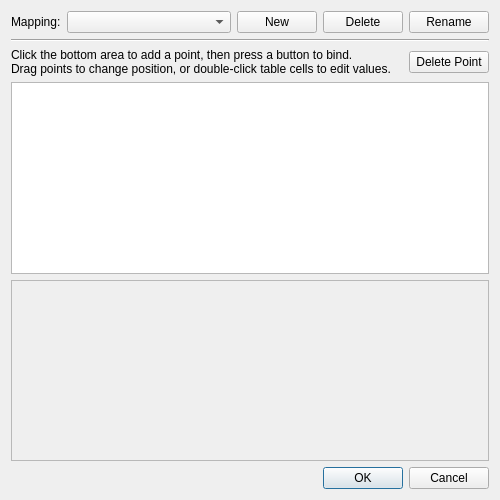
ddddng/Lichii, file src/lichii/configuration/configure_touch_from_button.ui: the form before one commit.
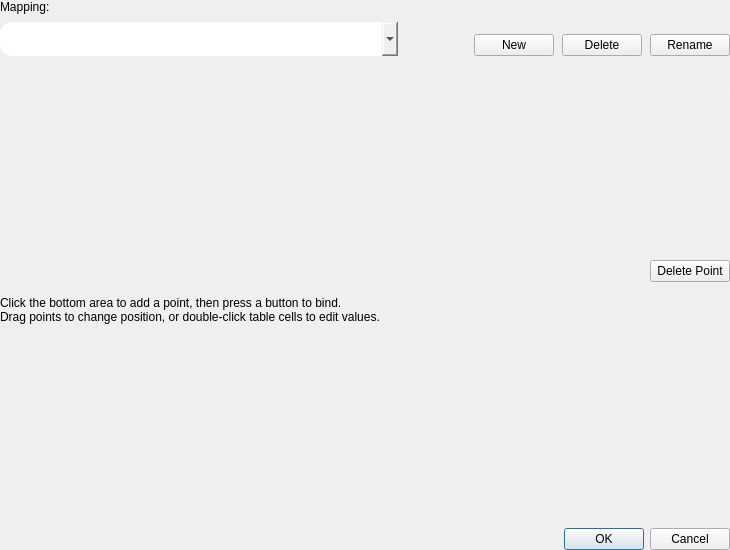
The form after the commit. Custom widgets are drawn as their Qt base class.

Commit message: spotlight: touchscreen mappings dialog and its profile prompts from the Paper boards

```diff
--- a/src/lichii/configuration/configure_touch_from_button.ui
+++ b/src/lichii/configuration/configure_touch_from_button.ui
@@ -2,112 +2,109 @@
 <ui version="4.0">
  <class>ConfigureTouchFromButton</class>
  <widget class="QDialog" name="ConfigureTouchFromButton">
-  <property name="geometry">
-   <rect>
-    <x>0</x>
-    <y>0</y>
-    <width>500</width>
-    <height>500</height>
-   </rect>
-  </property>
-  <property name="windowTitle">
-   <string>Configure Touchscreen Mappings</string>
-  </property>
-  <layout class="QVBoxLayout">
+  <property name="windowTitle"><string>Configure Touchscreen Mappings</string></property>
+  <property name="styleSheet"><string notr="true">QLabel[field="true"] { font: 600 13px "Lexend"; color: #9effffff; }
+QLabel[hint="true"] { font: 400 13px "Lexend"; color: #9effffff; }
+QPushButton[pill="true"] { font: 600 13px "Lexend"; min-height: 34px; max-height: 34px; padding: 0 13px;
+                           border-radius: 17px; background: #14ffffff; border: none; color: #ffffff; }
+QPushButton[pill="true"]:hover { background: #1fffffff; }
+QPushButton[pill="true"][kind="destructive"] { background: #1fff8fae; color: #ff8fae; }
+QPushButton[pill="true"][kind="destructive"]:hover { background: #2eff8fae; }
+QPushButton[pill="true"]:disabled { color: #73ffffff; background: #0dffffff; }
+QComboBox { min-height: 34px; max-height: 34px; border-radius: 12px; }
+QTreeView#binding_list { background: #0dffffff; border: 1px solid #14ffffff; border-radius: 18px; padding: 0;
+                         font: 500 13px "Lexend"; color: #ffffff; outline: none; }
+QTreeView#binding_list::item { min-height: 34px; padding: 0 14px; border: none; border-bottom: 1px solid #12ffffff; }
+QTreeView#binding_list::item:selected { background: #24ff6b95; }
+QTreeView#binding_list QHeaderView { background: transparent; border: none; }
+QTreeView#binding_list QHeaderView::section { background: transparent;
+                                              min-height: 34px; padding: 0 14px; border: none; border-bottom: 1px solid #12ffffff; }
+TouchScreenPreview { background: #0fffffff; border: 1px solid #2effffff; border-radius: 13px; }</string></property>
+  <layout class="QVBoxLayout" name="mainLayout">
+   <property name="spacing"><number>14</number></property>
+   <property name="leftMargin"><number>0</number></property>
+   <property name="topMargin"><number>0</number></property>
+   <property name="rightMargin"><number>0</number></property>
+   <property name="bottomMargin"><number>0</number></property>
    <item>
     <layout class="QHBoxLayout" name="horizontalLayout">
+     <property name="spacing"><number>8</number></property>
+     <property name="leftMargin"><number>0</number></property>
+     <property name="topMargin"><number>0</number></property>
+     <property name="rightMargin"><number>0</number></property>
+     <property name="bottomMargin"><number>0</number></property>
      <item>
-      <widget class="QLabel" name="label">
-       <property name="text">
-        <string>Mapping:</string>
-       </property>
-       <property name="textFormat">
-        <enum>Qt::PlainText</enum>
-       </property>
-      </widget>
+      <layout class="QVBoxLayout" name="mappingColumn">
+       <property name="spacing"><number>8</number></property>
+       <property name="leftMargin"><number>0</number></property>
+       <property name="topMargin"><number>0</number></property>
+       <property name="rightMargin"><number>0</number></property>
+       <property name="bottomMargin"><number>0</number></property>
+       <item>
+        <widget class="QLabel" name="label">
+         <property name="text"><string>Mapping:</string></property>
+         <property name="textFormat"><enum>Qt::PlainText</enum></property>
+         <property name="field" stdset="0"><bool>true</bool></property>
+        </widget>
+       </item>
+       <item>
+        <widget class="QComboBox" name="mapping">
+         <property name="minimumSize"><size><width>398</width><height>0</height></size></property>
+         <property name="maximumSize"><size><width>398</width><height>16777215</height></size></property>
+        </widget>
+       </item>
+      </layout>
      </item>
      <item>
-      <widget class="QComboBox" name="mapping">
-       <property name="sizePolicy">
-        <sizepolicy hsizetype="MinimumExpanding" vsizetype="Fixed">
-         <horstretch>0</horstretch>
-         <verstretch>0</verstretch>
-        </sizepolicy>
-       </property>
-      </widget>
+      <spacer name="spacer1">
+       <property name="orientation"><enum>Qt::Orientation::Horizontal</enum></property>
+       <property name="sizeType"><enum>QSizePolicy::Policy::Expanding</enum></property>
+       <property name="sizeHint"><size><width>0</width><height>0</height></size></property>
+      </spacer>
      </item>
-     <item>
+     <item alignment="Qt::AlignmentFlag::AlignBottom">
       <widget class="QPushButton" name="button_new">
-       <property name="sizePolicy">
-        <sizepolicy hsizetype="Maximum" vsizetype="Fixed">
-         <horstretch>0</horstretch>
-         <verstretch>0</verstretch>
-        </sizepolicy>
-       </property>
-       <property name="text">
-        <string>New</string>
-       </property>
+       <property name="text"><string>New</string></property>
+       <property name="pill" stdset="0"><bool>true</bool></property>
       </widget>
      </item>
-     <item>
+     <item alignment="Qt::AlignmentFlag::AlignBottom">
       <widget class="QPushButton" name="button_delete">
-       <property name="sizePolicy">
-        <sizepolicy hsizetype="Maximum" vsizetype="Fixed">
-         <horstretch>0</horstretch>
-         <verstretch>0</verstretch>
-        </sizepolicy>
-       </property>
-       <property name="text">
-        <string>Delete</string>
-       </property>
+       <property name="text"><string>Delete</string></property>
+       <property name="pill" stdset="0"><bool>true</bool></property>
+       <property name="kind" stdset="0"><string notr="true">destructive</string></property>
       </widget>
      </item>
-     <item>
+     <item alignment="Qt::AlignmentFlag::AlignBottom">
       <widget class="QPushButton" name="button_rename">
-       <property name="sizePolicy">
-        <sizepolicy hsizetype="Maximum" vsizetype="Fixed">
-         <horstretch>0</horstretch>
-         <verstretch>0</verstretch>
-        </sizepolicy>
-       </property>
-       <property name="text">
-        <string>Rename</string>
-       </property>
+       <property name="text"><string>Rename</string></property>
+       <property name="pill" stdset="0"><bool>true</bool></property>
       </widget>
      </item>
     </layout>
    </item>
    <item>
-    <widget class="Line" name="line">
-     <property name="orientation">
-      <enum>Qt::Horizontal</enum>
-     </property>
+    <widget class="QTreeView" name="binding_list">
+     <property name="sizePolicy"><sizepolicy hsizetype="Expanding" vsizetype="Fixed"><horstretch>0</horstretch><verstretch>0</verstretch></sizepolicy></property>
+     <property name="minimumSize"><size><width>0</width><height>176</height></size></property>
+     <property name="maximumSize"><size><width>16777215</width><height>176</height></size></property>
+     <property name="rootIsDecorated"><bool>false</bool></property>
+     <property name="uniformRowHeights"><bool>true</bool></property>
+     <property name="verticalScrollBarPolicy"><enum>Qt::ScrollBarPolicy::ScrollBarAsNeeded</enum></property>
     </widget>
    </item>
    <item>
     <layout class="QHBoxLayout" name="horizontalLayout_2">
+     <property name="spacing"><number>12</number></property>
+     <property name="leftMargin"><number>0</number></property>
+     <property name="topMargin"><number>0</number></property>
+     <property name="rightMargin"><number>0</number></property>
+     <property name="bottomMargin"><number>0</number></property>
      <item>
-      <widget class="QLabel" name="label_2">
-       <property name="text">
-        <string>Click the bottom area to add a point, then press a button to bind.
-Drag points to change position, or double-click table cells to edit values.</string>
-       </property>
-       <property name="textFormat">
-        <enum>Qt::PlainText</enum>
-       </property>
-      </widget>
-     </item>
-     <item>
-      <spacer name="horizontalSpacer">
-       <property name="orientation">
-        <enum>Qt::Horizontal</enum>
-       </property>
-       <property name="sizeHint" stdset="0">
-        <size>
-         <width>40</width>
-         <height>20</height>
-        </size>
-       </property>
+      <spacer name="spacer2">
+       <property name="orientation"><enum>Qt::Orientation::Horizontal</enum></property>
+       <property name="sizeType"><enum>QSizePolicy::Policy::Expanding</enum></property>
+       <property name="sizeHint"><size><width>0</width><height>0</height></size></property>
       </spacer>
      </item>
      <item>
@@ -120,74 +117,30 @@
     </layout>
    </item>
    <item>
-    <widget class="QTreeView" name="binding_list">
-     <property name="sizePolicy">
-      <sizepolicy hsizetype="Expanding" vsizetype="Expanding">
-       <horstretch>0</horstretch>
-       <verstretch>0</verstretch>
-      </sizepolicy>
-     </property>
-     <property name="rootIsDecorated">
-      <bool>false</bool>
-     </property>
-     <property name="uniformRowHeights">
-      <bool>true</bool>
-     </property>
-     <property name="itemsExpandable">
-      <bool>false</bool>
-     </property>
+    <widget class="QLabel" name="label_2">
+     <property name="text"><string>Click the bottom area to add a point, then press a button to bind.
+Drag points to change position, or double-click table cells to edit values.</string></property>
+     <property name="textFormat"><enum>Qt::PlainText</enum></property>
+     <property name="hint" stdset="0"><bool>true</bool></property>
     </widget>
    </item>
    <item>
     <widget class="TouchScreenPreview" name="bottom_screen">
-     <property name="sizePolicy">
-      <sizepolicy hsizetype="Expanding" vsizetype="Expanding">
-       <horstretch>0</horstretch>
-       <verstretch>0</verstretch>
-      </sizepolicy>
-     </property>
-     <property name="minimumSize">
-      <size>
-       <width>160</width>
-       <height>120</height>
-      </size>
-     </property>
-     <property name="baseSize">
-      <size>
-       <width>320</width>
-       <height>240</height>
-      </size>
-     </property>
-     <property name="cursor">
-      <cursorShape>CrossCursor</cursorShape>
-     </property>
-     <property name="mouseTracking">
-      <bool>true</bool>
-     </property>
-     <property name="autoFillBackground">
-      <bool>true</bool>
-     </property>
-     <property name="frameShape">
-      <enum>QFrame::StyledPanel</enum>
-     </property>
-     <property name="frameShadow">
-      <enum>QFrame::Sunken</enum>
-     </property>
+     <property name="sizePolicy"><sizepolicy hsizetype="Expanding" vsizetype="Fixed"><horstretch>0</horstretch><verstretch>0</verstretch></sizepolicy></property>
+     <property name="minimumSize"><size><width>730</width><height>176</height></size></property>
+     <property name="maximumSize"><size><width>16777215</width><height>176</height></size></property>
     </widget>
    </item>
    <item>
     <layout class="QHBoxLayout" name="horizontalLayout_3">
+     <property name="spacing"><number>10</number></property>
+     <property name="leftMargin"><number>0</number></property>
+     <property name="topMargin"><number>0</number></property>
+     <property name="rightMargin"><number>0</number></property>
+     <property name="bottomMargin"><number>0</number></property>
      <item>
       <widget class="QLabel" name="coord_label">
-       <property name="sizePolicy">
-        <sizepolicy hsizetype="Expanding" vsizetype="Preferred">
-         <horstretch>0</horstretch>
-         <verstretch>0</verstretch>
-        </sizepolicy>
-       </property>
-       <property name="textFormat">
-        <enum>Qt::PlainText</enum>
-       </property>
+       <property name="hint" stdset="0"><bool>true</bool></property>
       </widget>
      </item>
      <item>
@@ -202,12 +155,7 @@
   </layout>
  </widget>
  <customwidgets>
-  <customwidget>
-   <class>TouchScreenPreview</class>
-   <extends>QFrame</extends>
-   <header>lichii/configuration/configure_touch_widget.h</header>
-   <container>1</container>
-  </customwidget>
+  <customwidget><class>TouchScreenPreview</class><extends>QFrame</extends><header>lichii/configuration/configure_touch_widget.h</header></customwidget>
  </customwidgets>
  <resources/>
  <connections>
```
Left out of the diff: 17 changed lines with no effect on the pictures. The commit also changes 3 other files.
